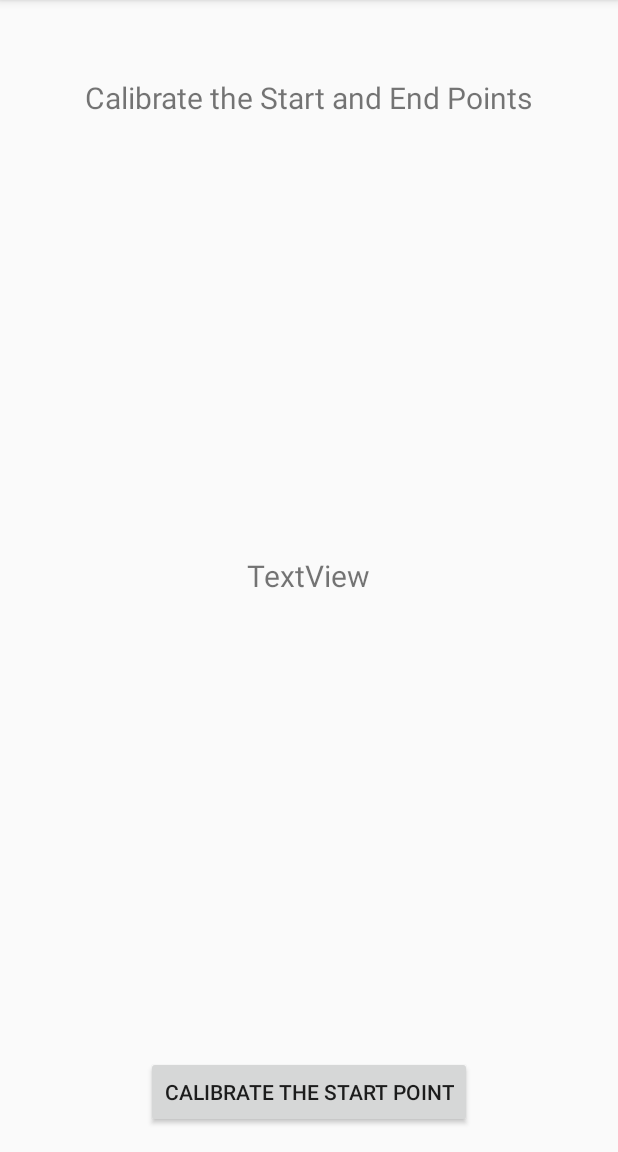
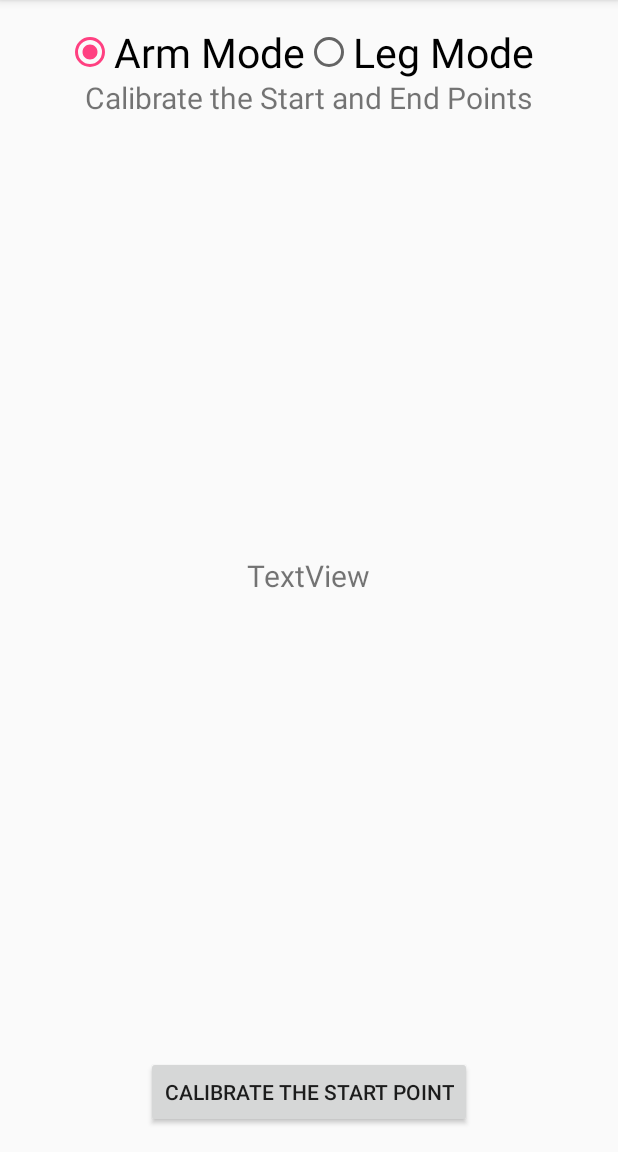
Before and after one commit to abdullahqs/cmsc436, an Android app: the RotateTestCalibrationActivity screen opened directly, with no data from a screen before it, on a phone screen of 412 x 824 dp, the part 84-1236 px from its top. Run offline under Robolectric (Android 15) with nearby library versions, the phone set to English and light mode, and no system bars.

Commit message:
added leg functionality

```diff
--- a/app/src/main/java/com/ms/tests/rotation/RotateTestActivity.java
+++ b/app/src/main/java/com/ms/tests/rotation/RotateTestActivity.java
@@ -36,7 +36,7 @@ public class RotateTestActivity extends AppCompatActivity implements SensorEvent
 
     private float[] mGravity;
     private float[] mGeomagnetic;
-
+    private boolean isArm;
 
     int[] startend;
     TextView display;
@@ -51,6 +51,7 @@ public class RotateTestActivity extends AppCompatActivity implements SensorEvent
 
         Intent i = getIntent();
         startend = i.getIntArrayExtra(RotateTestResults.KEY);
+        isArm = i.getBooleanExtra(RotateTestResults.MODE_KEY,isArm);
 
         display = (TextView) findViewById(R.id.startandend);
 
@@ -58,8 +59,9 @@ public class RotateTestActivity extends AppCompatActivity implements SensorEvent
         counter = 0;
         process = 0;
         temptime = 0;
-        String out = ""+counter;
+        String out = ""+counter+" reps completed";
         display.setText(out);
+
 
         repTime = new int[10];
 
@@ -118,15 +120,27 @@ public class RotateTestActivity extends AppCompatActivity implements SensorEvent
     }
 
     private boolean confirmStart(int pitchDeg, int rollDeg){
-        return pitchDeg <= startend[1];
+        if(isArm) {
+            return pitchDeg <= startend[0] + 30;
+        } else {
+            return pitchDeg <= startend[0] + 20;
+        }
     }
 
     private boolean confirmEnd(int pitchDeg, int rollDeg){
-        return pitchDeg <= startend[3];
+        if(isArm) {
+            return pitchDeg <= startend[2] + 30;
+        } else {
+            return pitchDeg >= startend[2] - 20;
+        }
     }
 
     private boolean confirmMiddle(int pitchDeg, int rollDeg){
-        return pitchDeg >= 80;
+        if(isArm) {
+            return pitchDeg >= 75;
+        } else {
+            return pitchDeg >= -40;
+        }
     }
 
 
@@ -135,7 +149,8 @@ public class RotateTestActivity extends AppCompatActivity implements SensorEvent
         if (event.values == null) {
             return;
         }
-        if(counter <= 9) {
+
+            if (counter <= 9) {
                 int sensorType = event.sensor.getType();
                 switch (sensorType) {
                     case Sensor.TYPE_ACCELEROMETER:
@@ -171,23 +186,23 @@ public class RotateTestActivity extends AppCompatActivity implements SensorEvent
                 float pitch = orientation[1];
                 float roll = orientation[2];
                 int rollDeg = scaleAngle(roll);
-            int pitchDeg = -1* scaleAngle(pitch);
+                int pitchDeg = -1 * scaleAngle(pitch);
 
-            Log.v(TAG, String.format("%d, %d", rollDeg, pitchDeg));
+                Log.v(TAG, String.format("%d, %d", pitchDeg, rollDeg));
 
-            if (!listened && confirmStart(pitchDeg,rollDeg) && process == 0) {
+                if (!listened && confirmStart(pitchDeg, rollDeg) && process == 0) {
                     listened = true;
                     process += 1;
                     double temp = System.currentTimeMillis() / 1000;
                     temptime = (int) Math.floor(temp);
-            } else if(listened && confirmMiddle(pitchDeg,rollDeg) && process == 1){
+                } else if (listened && confirmMiddle(pitchDeg, rollDeg) && process == 1) {
                     process += 1;
-            } else if (listened && confirmEnd(pitchDeg,rollDeg) && process == 2) {
+                } else if (listened && confirmEnd(pitchDeg, rollDeg) && process == 2) {
                     listened = false;
                     process += 1;
-            } else if(!listened && confirmMiddle(pitchDeg,rollDeg) && process == 3){
+                } else if (!listened && confirmMiddle(pitchDeg, rollDeg) && process == 3) {
                     process += 1;
-            } else if (!listened && confirmStart(pitchDeg,rollDeg) && process == 4) {
+                } else if (!listened && confirmStart(pitchDeg, rollDeg) && process == 4) {
                     double end = System.currentTimeMillis() / 1000;
                     int endsec = (int) Math.floor(end);
                     temptime = endsec - temptime;
@@ -195,7 +210,7 @@ public class RotateTestActivity extends AppCompatActivity implements SensorEvent
                     counter += 1;
                     process = 0;
                     temptime = 0;
-                String out = ""+counter;
+                    String out = "" + counter +" reps completed";
                     display.setText(out);
                 }
             } else {
@@ -203,8 +218,6 @@ public class RotateTestActivity extends AppCompatActivity implements SensorEvent
                 return;
             }
 
+    }
 
 }
-
-
-}
--- a/app/src/main/java/com/ms/tests/rotation/RotateTestCalibrationActivity.java
+++ b/app/src/main/java/com/ms/tests/rotation/RotateTestCalibrationActivity.java
@@ -11,6 +11,7 @@ import android.os.Bundle;
 import android.util.Log;
 import android.view.View;
 import android.widget.Button;
+import android.widget.RadioButton;
 import android.widget.TextView;
 
 import com.ms.tests.R;
@@ -71,9 +72,22 @@ public class RotateTestCalibrationActivity extends AppCompatActivity implements
                 mStart.setText("Calibrate the End Point");
                 mStart.setOnClickListener(new View.OnClickListener() {
                     public void onClick(View v){
+
+
+                        RadioButton armButton, legButton;
+
+                        legButton = (RadioButton) findViewById(R.id.leg_mode);
+                        armButton = (RadioButton) findViewById(R.id.arm_mode);
+
+                        boolean isArm = true;
+                        if(legButton.isChecked()){
+                            isArm = false;
+                        }
+
                         pitchrolls[2] = pitchDeg;
                         pitchrolls[3] = rollDeg;
                         Intent i = new Intent(RotateTestCalibrationActivity.this, RotateTestActivity.class);
+                        i.putExtra(RotateTestResults.MODE_KEY,isArm);
                         i.putExtra(RotateTestResults.KEY, pitchrolls);
                         startActivity(i);
                     }
--- a/app/src/main/java/com/ms/tests/rotation/RotateTestResults.java
+++ b/app/src/main/java/com/ms/tests/rotation/RotateTestResults.java
@@ -6,5 +6,6 @@ package com.ms.tests.rotation;
 
 public class RotateTestResults {
     static String KEY = "Rotate_Results";
-    static String RESULT_KEY = "Rotate Array";
+    static String RESULT_KEY = "Rotate_Array";
+    static String MODE_KEY = "Rotate_Mode";
 }
--- a/app/src/main/res/layout/activity_rotate_calibration.xml
+++ b/app/src/main/res/layout/activity_rotate_calibration.xml
@@ -9,6 +9,8 @@
     android:paddingRight="@dimen/activity_horizontal_margin"
     android:paddingTop="@dimen/activity_vertical_margin"
     tools:context="com.ms.tests.rotation.RotateTestCalibrationActivity">
+
+
 
     <Button
         android:id="@+id/start_rotate_test"
@@ -37,5 +39,33 @@
         android:layout_alignParentTop="true"
         android:layout_centerHorizontal="true" />
 
+    <RadioGroup
+        android:id="@+id/tap_config_hand"
+        android:orientation="horizontal"
+        android:gravity="center_horizontal"
+        android:layout_alignParentStart="true"
+        android:layout_alignParentLeft="true"
+        android:layout_width="match_parent"
+        android:layout_height="wrap_content">
+
+        <RadioButton
+            android:checked="true"
+            android:text="Arm Mode"
+            android:layout_width="wrap_content"
+            android:layout_height="wrap_content"
+            android:textSize="27sp"
+            android:id="@+id/arm_mode" />
+
+        <RadioButton
+            android:text="Leg Mode"
+            android:layout_width="wrap_content"
+            android:layout_height="wrap_content"
+            android:id="@+id/leg_mode"
+            android:layout_marginRight="11dp"
+            android:layout_marginEnd="11dp"
+            android:textSize="27sp"
+            />
+    </RadioGroup>
+
 
 </RelativeLayout>
```
Lines whose indentation alone changed are shown as unchanged.
